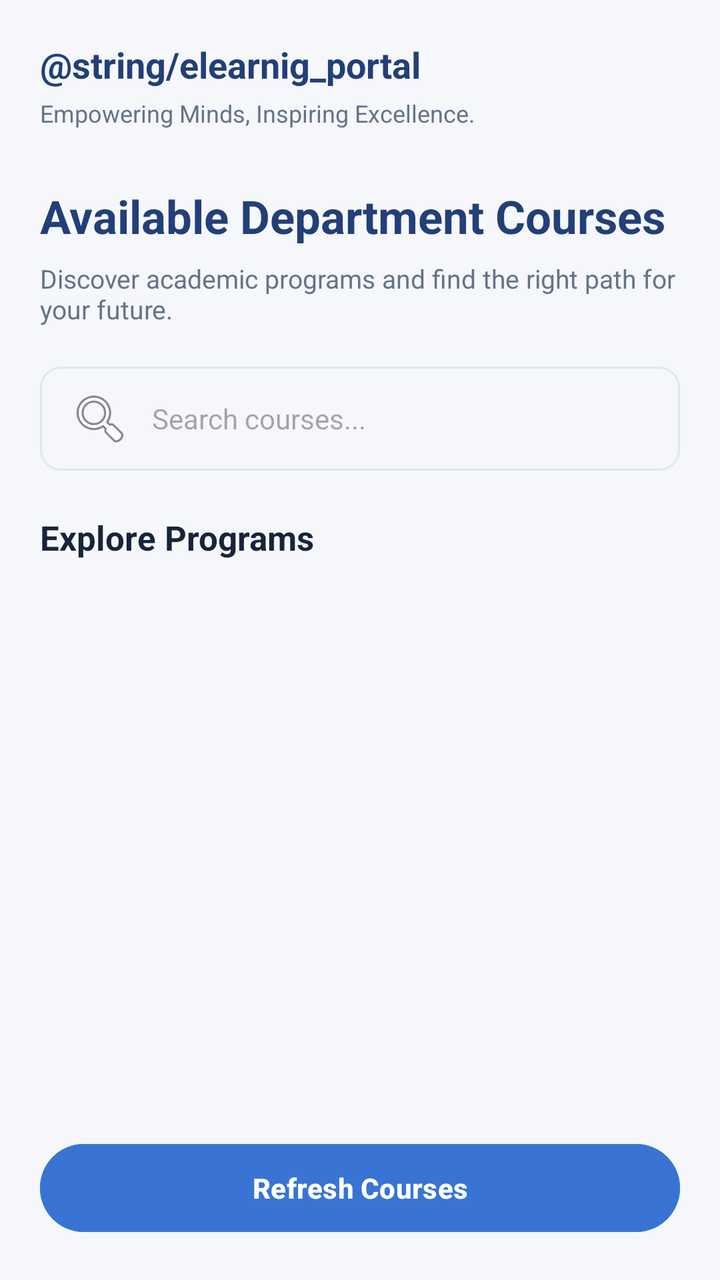
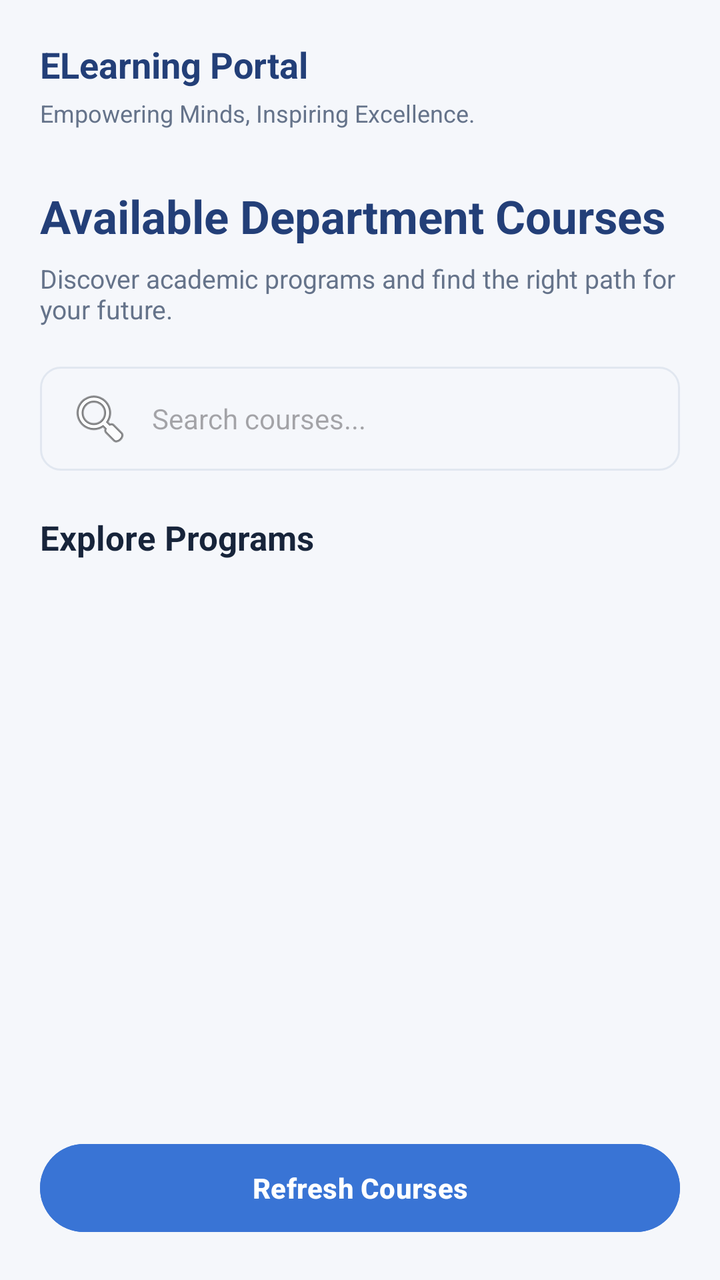

An Android layout rendered at two revisions. The XML below is the earlier revision; the diff shows what the commit changed to produce the second picture.
<!-- AndroidManifest.xml: application theme Theme.ELearningPortal -->
<!-- res/layout/fragment_courses.xml -->
<?xml version="1.0" encoding="utf-8"?>
<LinearLayout
    xmlns:android="http://schemas.android.com/apk/res/android"
    android:layout_width="match_parent"
    android:layout_height="match_parent"
    android:orientation="vertical"
    android:background="@color/background"
    android:padding="20dp">

    
    <TextView
        android:layout_width="wrap_content"
        android:layout_height="wrap_content"
        android:text="@string/elearnig_portal"
        android:textColor="@color/primary"
        android:textSize="18sp"
        android:textStyle="bold"/>

    <TextView
        android:layout_width="wrap_content"
        android:layout_height="wrap_content"
        android:text="Empowering Minds, Inspiring Excellence."
        android:textColor="@color/text_secondary"
        android:textSize="12sp"
        android:layout_marginTop="4dp"/>

    
    <TextView
        android:layout_width="match_parent"
        android:layout_height="wrap_content"
        android:text="Available Department Courses"
        android:textColor="@color/primary"
        android:textSize="23sp"
        android:textStyle="bold"
        android:layout_marginTop="28dp"/>

    <TextView
        android:layout_width="match_parent"
        android:layout_height="wrap_content"
        android:text="Discover academic programs and find the right path for your future."
        android:textColor="@color/text_secondary"
        android:textSize="13sp"
        android:layout_marginTop="7dp"
        android:layout_marginBottom="20dp"/>

    
    <EditText
        android:id="@+id/courseSearch"
        android:layout_width="match_parent"
        android:layout_height="52dp"
        android:hint="Search courses..."
        android:inputType="text"
        android:singleLine="true"
        android:drawableStart="@android:drawable/ic_menu_search"
        android:drawablePadding="10dp"
        android:paddingHorizontal="14dp"
        android:textSize="14sp"
        android:textColor="@color/text_primary"
        android:background="@drawable/bg_login_input"
        android:contentDescription="Search available courses"/>

    
    <TextView
        android:layout_width="match_parent"
        android:layout_height="wrap_content"
        android:text="Explore Programs"
        android:textColor="@color/text_primary"
        android:textSize="17sp"
        android:textStyle="bold"
        android:layout_marginTop="22dp"
        android:layout_marginBottom="12dp"/>

    
    <ListView
        android:id="@+id/coursesListView"
        android:layout_width="match_parent"
        android:layout_height="0dp"
        android:layout_weight="1"
        android:divider="@android:color/transparent"
        android:dividerHeight="12dp"
        android:background="@android:color/transparent"
        android:clipToPadding="false"
        android:paddingBottom="8dp"
        android:scrollbars="vertical"/>

    
    <Button
        android:id="@+id/refreshCoursesButton"
        android:layout_width="match_parent"
        android:layout_height="52dp"
        android:text="Refresh Courses"
        android:textAllCaps="false"
        android:textStyle="bold"
        android:textColor="#FFFFFF"
        android:backgroundTint="@color/primary_button"
        android:drawableStart="@android:drawable/ic_popup_sync"
        android:drawablePadding="8dp"
        android:layout_marginTop="12dp"/>

</LinearLayout>
<!-- resources referenced by this layout -->
<resources>
  <color name="background">#F5F7FB</color>
  <color name="primary">#233F78</color>
  <color name="primary_button">#3974D5</color>
  <color name="text_primary">#17243A</color>
  <color name="text_secondary">#65738A</color>
  <!-- drawable bg_login_input (drawable) -->
  <?xml version="1.0" encoding="utf-8"?>
  <shape xmlns:android="http://schemas.android.com/apk/res/android"
      android:shape="rectangle">
  
      <solid android:color="@color/background"/>
  
      <corners android:radius="10dp"/>
  
      <stroke
          android:width="1dp"
          android:color="@color/border"/>
  
  </shape>
  <style name="Theme.ELearningPortal" parent="Base.Theme.ELearningPortal" />
  <color name="border">#E1E7F0</color>
  <style name="Base.Theme.ELearningPortal" parent="Theme.Material3.DayNight.NoActionBar">
  
  
          <item name="colorPrimary">@color/primary</item>
          <item name="colorOnPrimary">@color/surface</item>
  
          <item name="colorSecondary">@color/secondary</item>
          <item name="colorOnSecondary">@color/surface</item>
  
          <item name="colorTertiary">@color/primary_button</item>
  
          
          <item name="android:colorBackground">@color/background</item>
          <item name="colorSurface">@color/surface</item>
          <item name="android:statusBarColor">@color/primary</item>
          <item name="android:navigationBarColor">@color/surface</item>
          <item name="android:windowLightStatusBar">false</item>
  
  
      </style>
  <color name="surface">#FFFFFF</color>
  <color name="secondary">#18A6A0</color>
</resources>

<!-- the commit's change to res/layout/fragment_courses.xml (unified diff, before → after) -->
@@ -11,7 +11,7 @@
     <TextView
         android:layout_width="wrap_content"
         android:layout_height="wrap_content"
-        android:text="@string/elearnig_portal"
+        android:text="@string/elearning_portal"
         android:textColor="@color/primary"
         android:textSize="18sp"
         android:textStyle="bold"/>
<!-- resource entries referenced after the edit -->
@@ -19,6 +19,7 @@
           android:color="@color/border"/>
   
   </shape>
+  <string name="elearning_portal">ELearning Portal</string>
   <style name="Theme.ELearningPortal" parent="Base.Theme.ELearningPortal" />
   <color name="border">#E1E7F0</color>
   <style name="Base.Theme.ELearningPortal" parent="Theme.Material3.DayNight.NoActionBar">
